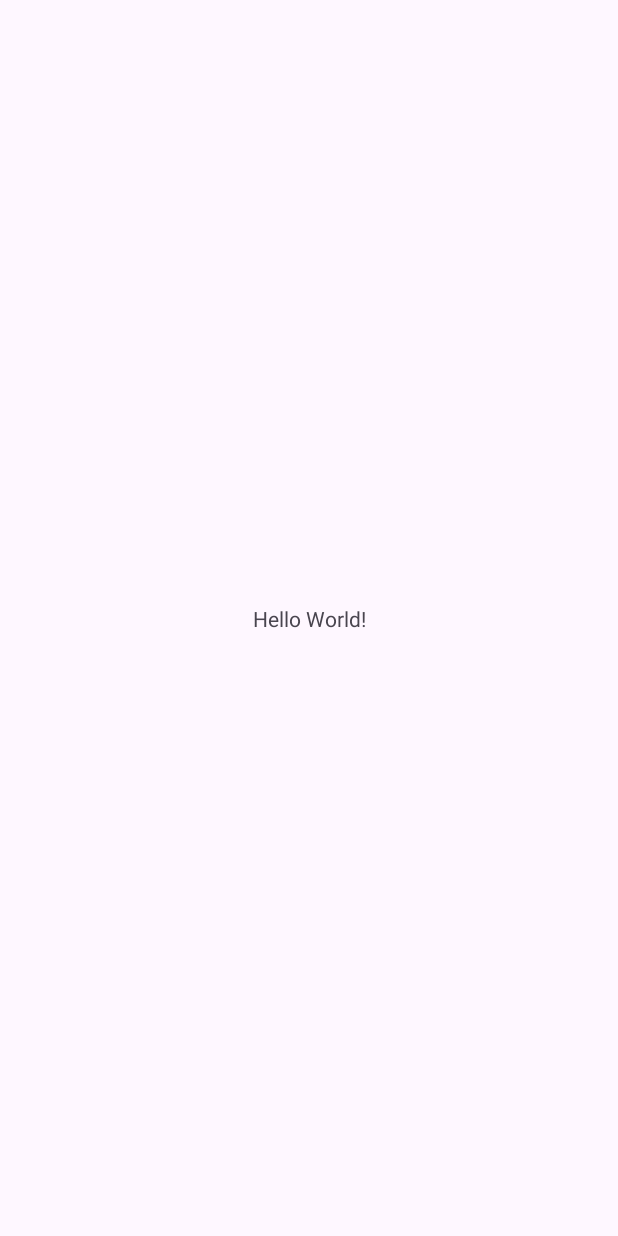
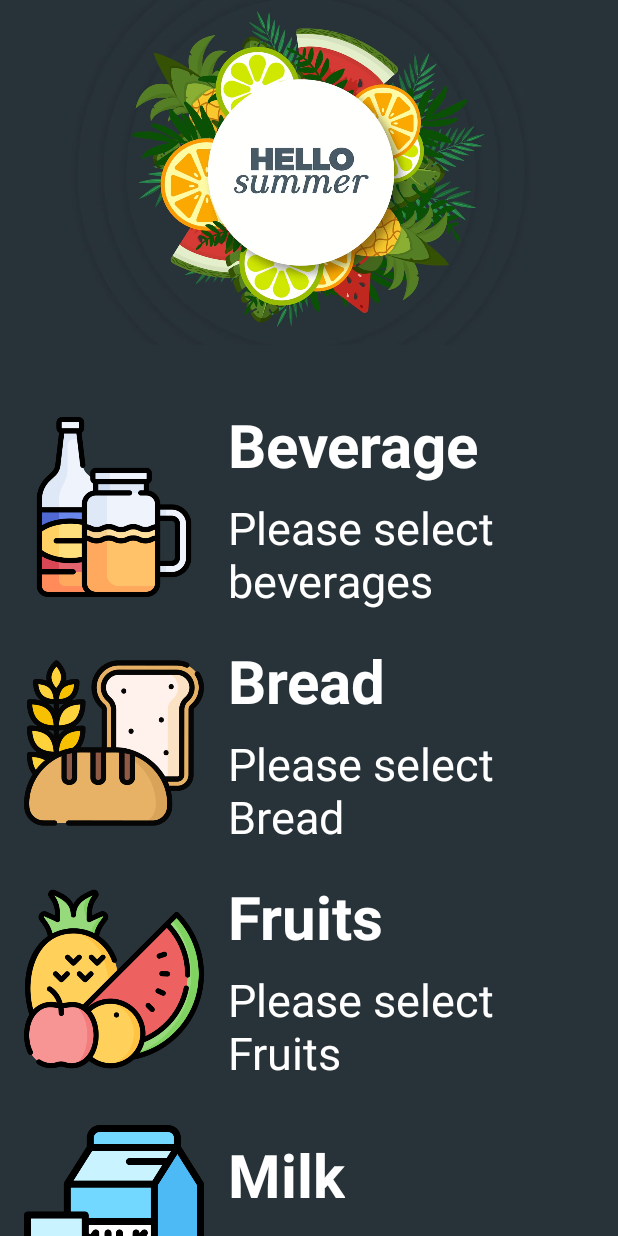
Before and after one commit to shreyagr309/GorceryAppusingRecyclerView, an Android app: the screen it shows after launch (MainActivity), on a phone screen of 412 x 824 dp. Before the commit the screen is almost empty. Run offline under Robolectric (Android 15) with nearby library versions, the phone set to English and light mode, and no system bars.

Commit message:
Created and Completed all the layout files and also created the CustomAdapter for RecyclerView
First, created the recyclerview inside the constraintlayout and then created the list_layout. Then created the model class for Items, then created the CustomerAdapter and then finally compelted the MainActivity, by setting the LinearLayoutManager and set the recycler view witht the adapter.

```diff
--- a/app/build.gradle.kts
+++ b/app/build.gradle.kts
@@ -4,7 +4,7 @@ plugins {
 
 android {
     namespace = "com.example.groceryapp"
-    compileSdk = 33
+    compileSdk = 34
 
     defaultConfig {
         applicationId = "com.example.groceryapp"
--- /dev/null
+++ b/app/src/main/java/com/example/groceryapp/CustomAdapterRecyclerView.java
@@ -0,0 +1,80 @@
+package com.example.groceryapp;
+
+import android.content.Context;
+import android.view.LayoutInflater;
+import android.view.View;
+import android.view.ViewGroup;
+import android.widget.ArrayAdapter;
+import android.widget.ImageView;
+import android.widget.TextView;
+
+import androidx.annotation.NonNull;
+import androidx.recyclerview.widget.RecyclerView;
+
+import java.util.ArrayList;
+import java.util.List;
+
+public class CustomAdapterRecyclerView extends RecyclerView.Adapter<CustomAdapterRecyclerView.ViewHolder>
+{
+
+    private List<Item> itemList;
+
+    public CustomAdapterRecyclerView(List<Item> itemList) {
+        this.itemList = itemList;
+    }
+
+
+
+    @NonNull
+
+    public ViewHolder onCreateViewHolder(@NonNull ViewGroup parent, int viewType) {
+
+        //Responsible for creating new view holders for your items.
+        //Inflate the layout in this method
+
+        View itemView= LayoutInflater.from(parent.getContext()).inflate(R.layout.item_layout,parent,false);
+
+
+        return new ViewHolder(itemView);
+
+    }
+
+    @Override
+    public void onBindViewHolder(@NonNull ViewHolder holder, int position)
+    {
+        // Binds the data from the dataset to the views within the viewholder
+
+        Item item= itemList.get(position);
+
+        holder.imageView.setImageResource(item.getImageView());
+        holder.desc.setText(item.getDescription());
+        holder.title.setText((item.getTitle()));
+
+
+    }
+
+    @Override
+    public int getItemCount() {
+        //Returns the total number of items in your dataset.
+        return itemList.size();
+    }
+
+    public static class ViewHolder extends  RecyclerView.ViewHolder
+    {
+        TextView desc,title;
+        ImageView imageView;
+
+        public ViewHolder(@NonNull View itemView)
+        {
+            super(itemView);
+
+            desc=itemView.findViewById(R.id.description);
+            title=itemView.findViewById(R.id.title);
+            imageView=itemView.findViewById(R.id.imageView);
+        }
+
+
+
+    }
+
+}
--- /dev/null
+++ b/app/src/main/java/com/example/groceryapp/Item.java
@@ -0,0 +1,45 @@
+package com.example.groceryapp;
+
+//This class will contain attributes of the item_layout file. or it will act as a model class for recycler view.
+
+public class Item
+{
+    public int getImageView() {
+        return imageView;
+    }
+
+    public void setImageView(int imageView) {
+        this.imageView = imageView;
+    }
+
+    public String getTitle() {
+        return title;
+    }
+
+    public void setTitle(String title) {
+        this.title = title;
+    }
+
+    public String getDescription() {
+        return description;
+    }
+
+    public void setDescription(String description) {
+        this.description = description;
+    }
+
+    private int imageView;
+  private String title;
+  private String description;
+
+    public Item(int imageView, String title, String description) {
+        this.imageView = imageView;
+        this.title = title;
+        this.description = description;
+    }
+
+
+
+
+
+}
--- a/app/src/main/java/com/example/groceryapp/MainActivity.java
+++ b/app/src/main/java/com/example/groceryapp/MainActivity.java
@@ -1,14 +1,55 @@
 package com.example.groceryapp;
 
 import androidx.appcompat.app.AppCompatActivity;
+import androidx.recyclerview.widget.LinearLayoutManager;
+import androidx.recyclerview.widget.RecyclerView;
 
 import android.os.Bundle;
 
-public class MainActivity extends AppCompatActivity {
+import java.util.ArrayList;
+import java.util.List;
+
+public class MainActivity extends AppCompatActivity
+{
+
+    RecyclerView recyclerView;
+
+    List<Item> list;
+    CustomAdapterRecyclerView customAdapterRecyclerView;
+
 
     @Override
     protected void onCreate(Bundle savedInstanceState) {
         super.onCreate(savedInstanceState);
         setContentView(R.layout.activity_main);
+        recyclerView=findViewById(R.id.recyclerView);
+        list=new ArrayList<>();//polymorphism?
+
+        Item item1=new Item(R.drawable.beverage,"Beverage","Please select beverages");
+        Item item2=new Item(R.drawable.bread,"Bread","Please select Bread");
+        Item item3=new Item(R.drawable.fruit,"Fruits","Please select Fruits");
+        Item item4=new Item(R.drawable.milk,"Milk","Please select Milk");
+        Item item5=new Item(R.drawable.popcorn,"Popcorn","Please select Popcorns");
+        Item item6=new Item(R.drawable.vegitables,"Vegetables","Please select vegetables");
+
+
+        list.add(item1);
+        list.add(item2);
+        list.add(item3);
+        list.add(item4);
+        list.add(item5);
+        list.add(item6);
+
+        LinearLayoutManager layoutManager=new LinearLayoutManager(this);
+        recyclerView.setLayoutManager(layoutManager);
+
+
+        customAdapterRecyclerView=new CustomAdapterRecyclerView(list);
+        recyclerView.setAdapter(customAdapterRecyclerView);
+
+
+
     }
+
+
 }
--- a/app/src/main/res/layout/activity_main.xml
+++ b/app/src/main/res/layout/activity_main.xml
@@ -4,15 +4,31 @@
     xmlns:tools="http://schemas.android.com/tools"
     android:layout_width="match_parent"
     android:layout_height="match_parent"
+    android:background="#283339"
     tools:context=".MainActivity">
 
-    <TextView
-        android:layout_width="wrap_content"
-        android:layout_height="wrap_content"
-        android:text="Hello World!"
-        app:layout_constraintBottom_toBottomOf="parent"
+    <ImageView
+        android:id="@+id/imageView2"
+        android:layout_width="0dp"
+        android:layout_height="230dp"
+        android:src="@drawable/header"
         app:layout_constraintEnd_toEndOf="parent"
         app:layout_constraintStart_toStartOf="parent"
         app:layout_constraintTop_toTopOf="parent" />
 
+
+    <androidx.recyclerview.widget.RecyclerView
+        android:id="@+id/recyclerView"
+        android:layout_width="match_parent"
+        android:layout_height="0dp"
+        android:background="#283339"
+        android:layout_marginTop="20dp"
+        app:layout_constraintBottom_toBottomOf="parent"
+        app:layout_constraintEnd_toEndOf="parent"
+        app:layout_constraintHorizontal_bias="0.0"
+        app:layout_constraintStart_toStartOf="parent"
+        app:layout_constraintTop_toBottomOf="@+id/imageView2"
+        app:layout_constraintVertical_bias="0.0" />
+
+
 </androidx.constraintlayout.widget.ConstraintLayout>
--- /dev/null
+++ b/app/src/main/res/layout/item_layout.xml
@@ -0,0 +1,47 @@
+<?xml version="1.0" encoding="utf-8"?>
+<androidx.constraintlayout.widget.ConstraintLayout xmlns:android="http://schemas.android.com/apk/res/android"
+    xmlns:app="http://schemas.android.com/apk/res-auto"
+    xmlns:tools="http://schemas.android.com/tools"
+    android:layout_width="match_parent"
+    android:layout_height="wrap_content">
+
+    <ImageView
+        android:id="@+id/imageView"
+        android:layout_width="120dp"
+        android:layout_height="120dp"
+        android:layout_marginStart="16dp"
+        android:src="@drawable/ic_launcher_background"
+        android:layout_marginTop="28dp"
+        app:layout_constraintStart_toStartOf="parent"
+        app:layout_constraintTop_toTopOf="parent" />
+
+    <TextView
+        android:id="@+id/title"
+        android:layout_width="0dp"
+        android:layout_height="wrap_content"
+        android:layout_marginStart="16dp"
+        android:text="title"
+        android:textColor="@color/white"
+        android:textSize="40sp"
+        android:textStyle="bold"
+        app:layout_constraintBottom_toTopOf="@+id/description"
+        app:layout_constraintStart_toEndOf="@+id/imageView"
+        app:layout_constraintTop_toTopOf="@+id/imageView" />
+
+    <TextView
+        android:id="@+id/description"
+        android:layout_width="0dp"
+        android:layout_height="wrap_content"
+        android:text="description"
+        android:textColor="@color/white"
+        android:textSize="30sp"
+        android:layout_marginStart="16dp"
+        android:layout_marginTop="8dp"
+        android:layout_marginEnd="16dp"
+        android:textStyle="normal"
+        app:layout_constraintStart_toEndOf="@+id/imageView"
+        app:layout_constraintTop_toBottomOf="@+id/title"
+        app:layout_constraintEnd_toEndOf="parent"
+        app:layout_constraintBottom_toBottomOf="@+id/imageView" />
+
+</androidx.constraintlayout.widget.ConstraintLayout>
```
Also changed, not shown: app/src/main/res/drawable/beverage.png (added), app/src/main/res/drawable/bread.png (added), app/src/main/res/drawable/fruit.png (added), app/src/main/res/drawable/header.png (added), app/src/main/res/drawable/milk.png (added), app/src/main/res/drawable/popcorn.png (added), app/src/main/res/drawable/vegitables.png (added).
